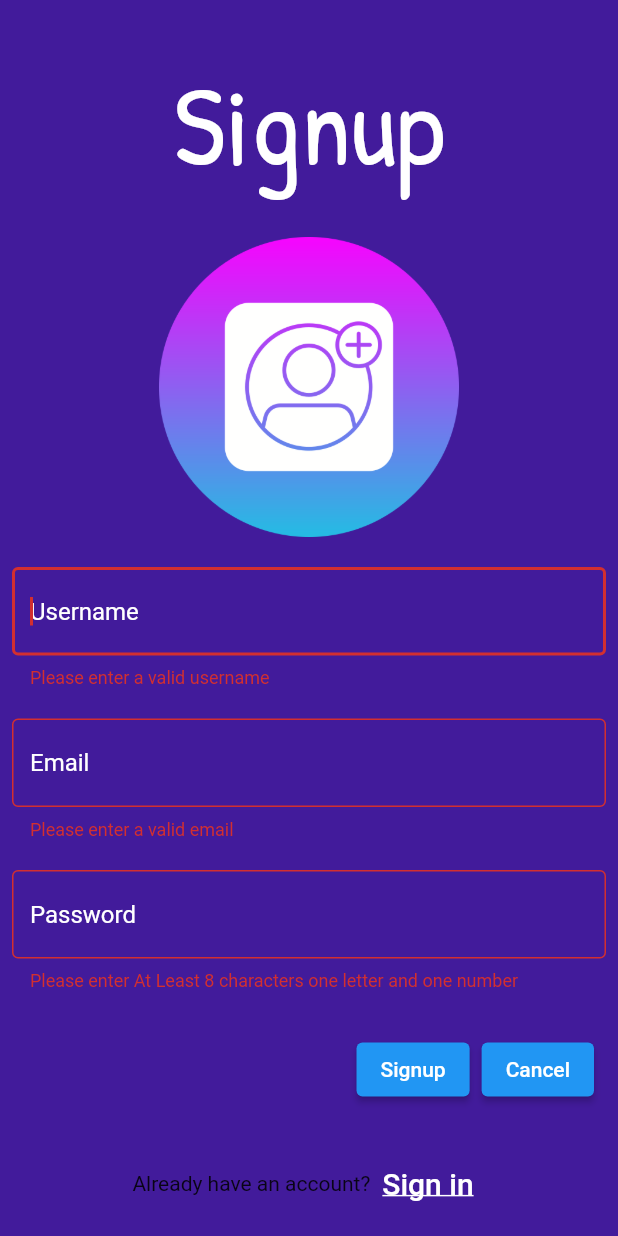
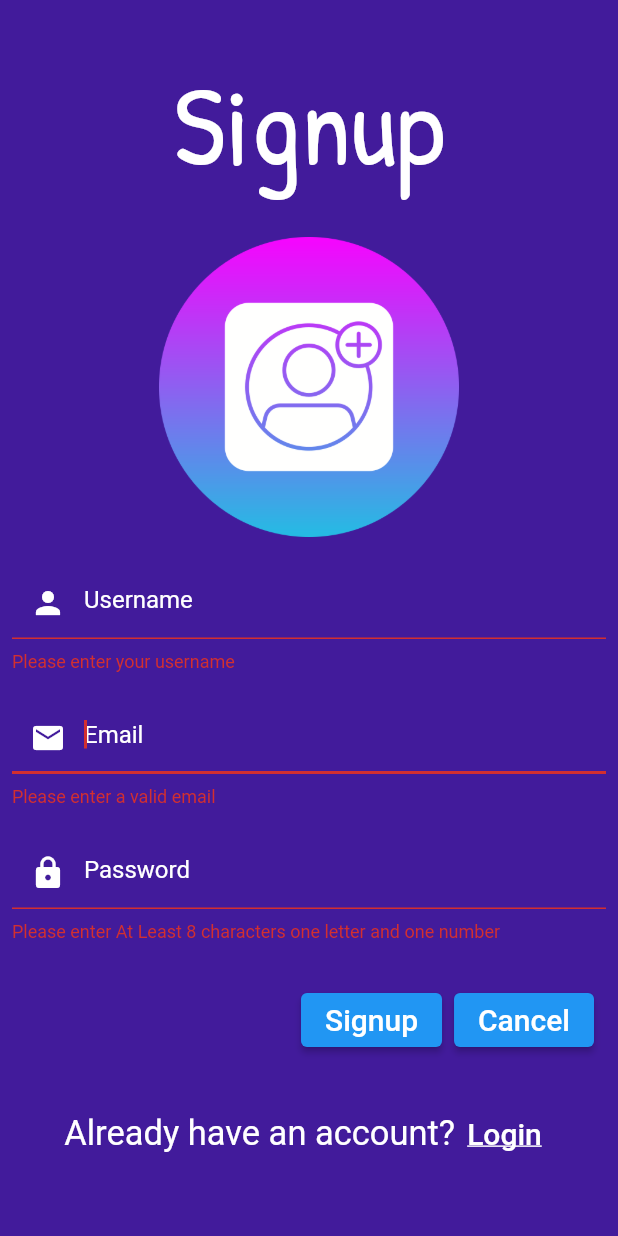
Before and after one commit to SamaRostom/Mobile-Project, a Flutter app: the Signup screen opened by its route, after a tap on "Signup", on a phone screen of 412 x 824 dp. Run offline on Flutter 3.47's test engine with Material 2 defaults, Android fonts, the phone set to English and light mode, and no system bars; our stand-ins replace awesome_snackbar_content, cloud_firestore, firebase_auth, firebase_core, flutter_riverpod, google_fonts and 1 more; accounts and stored records are empty.

Commit message:
Update Signup.dart

```diff
--- a/Hangtoe/lib/screens/Signup.dart
+++ b/Hangtoe/lib/screens/Signup.dart
@@ -55,20 +55,18 @@
                 const SizedBox(height: 20),
                 //username
                 TextFormField(
-                  autofocus: true,
-                  controller: _nameController,
+                  controller: _emailController,
                   validator: (val) {
-                    if (val != null && isName(val)) {
+                    if (val != null && val.isNotEmpty) {
                       return null;
                     } else {
-                      return 'Please enter a valid username';
+                      return 'Please enter your username';
                     }
                   },
-                  style: const TextStyle(color: Colors.white),
                   decoration: const InputDecoration(
-                    border: OutlineInputBorder(),
                     hintText: 'Username',
                     hintStyle: TextStyle(color: Colors.white),
+                    prefixIcon: Icon(Icons.person, color: Colors.white),
                   ),
                 ),
                 const SizedBox(height: 20),
@@ -83,11 +81,10 @@
                       return 'Please enter a valid email';
                     }
                   },
-                  style: const TextStyle(color: Colors.white),
                   decoration: const InputDecoration(
-                    border: OutlineInputBorder(),
                     hintText: 'Email',
                     hintStyle: TextStyle(color: Colors.white),
+                    prefixIcon: Icon(Icons.email, color: Colors.white),
                   ),
                 ),
                 const SizedBox(height: 20),
@@ -104,9 +101,9 @@
                     }
                   },
                   decoration: const InputDecoration(
-                    border: OutlineInputBorder(),
                     hintText: 'Password',
                     hintStyle: TextStyle(color: Colors.white),
+                    prefixIcon: Icon(Icons.lock, color: Colors.white),
                   ),
                 ),
                 const SizedBox(height: 20),
@@ -116,19 +113,23 @@
                     ElevatedButton(
                       onPressed: () {
                         if (_formKey.currentState!.validate()) {
-                          // Navigator.pushNamed(context, '/Login');
                           UserService().signUp(ref, context, _nameController,
                               _emailController, _passwordController);
                         }
-                        // Navigator.pushNamed(context, '/Login');
                       },
-                      child: const Text('Signup'),
+                      child: const Text(
+                        'Signup',
+                        style: TextStyle(fontSize: 20, color: Colors.white),
+                      ),
                     ),
                     ElevatedButton(
                       onPressed: () {
                         Navigator.pushNamed(context, '/');
                       },
-                      child: const Text('Cancel'),
+                      child: const Text(
+                        'Cancel',
+                        style: TextStyle(fontSize: 20, color: Colors.white),
+                      ),
                     )
                   ],
                 )
@@ -139,10 +140,13 @@
           Row(
             // ignore: sort_child_properties_last
             children: <Widget>[
-              const Text('Already have an account?'),
+              const Text(
+                'Already have an account?',
+                style: TextStyle(fontSize: 23, color: Colors.white),
+              ),
               TextButton(
                 child: const Text(
-                  'Sign in',
+                  'Login',
                   style: TextStyle(
                       fontSize: 20,
                       decoration: TextDecoration.underline,
```
